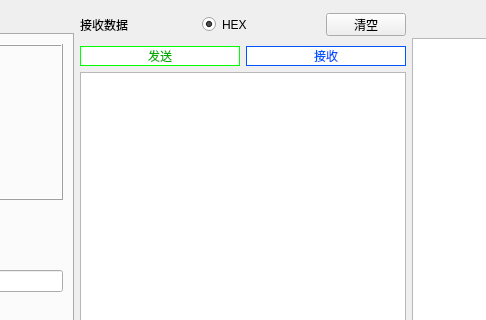
Above: mainwindow.ui from LinZephyr/mew_tw200_test before the change; both pictures show x 295 to 781 and y 0 to 320 of the 1042 by 545 pixel window. Below: the same form after it.
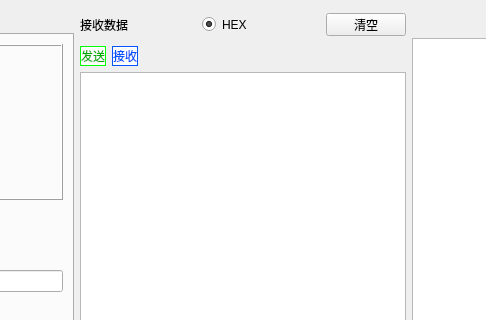
That is the form after the change. Icons and pictures are not drawn.

Commit message: <refactor>  修改串口发送数据窗口"发送"和"接收"label的布局.

```diff
--- a/mainwindow.ui
+++ b/mainwindow.ui
@@ -694,6 +694,19 @@
               </property>
              </widget>
             </item>
+            <item>
+             <spacer name="horizontalSpacer_13">
+              <property name="orientation">
+               <enum>Qt::Horizontal</enum>
+              </property>
+              <property name="sizeHint" stdset="0">
+               <size>
+                <width>40</width>
+                <height>20</height>
+               </size>
+              </property>
+             </spacer>
+            </item>
            </layout>
           </item>
           <item>
```
